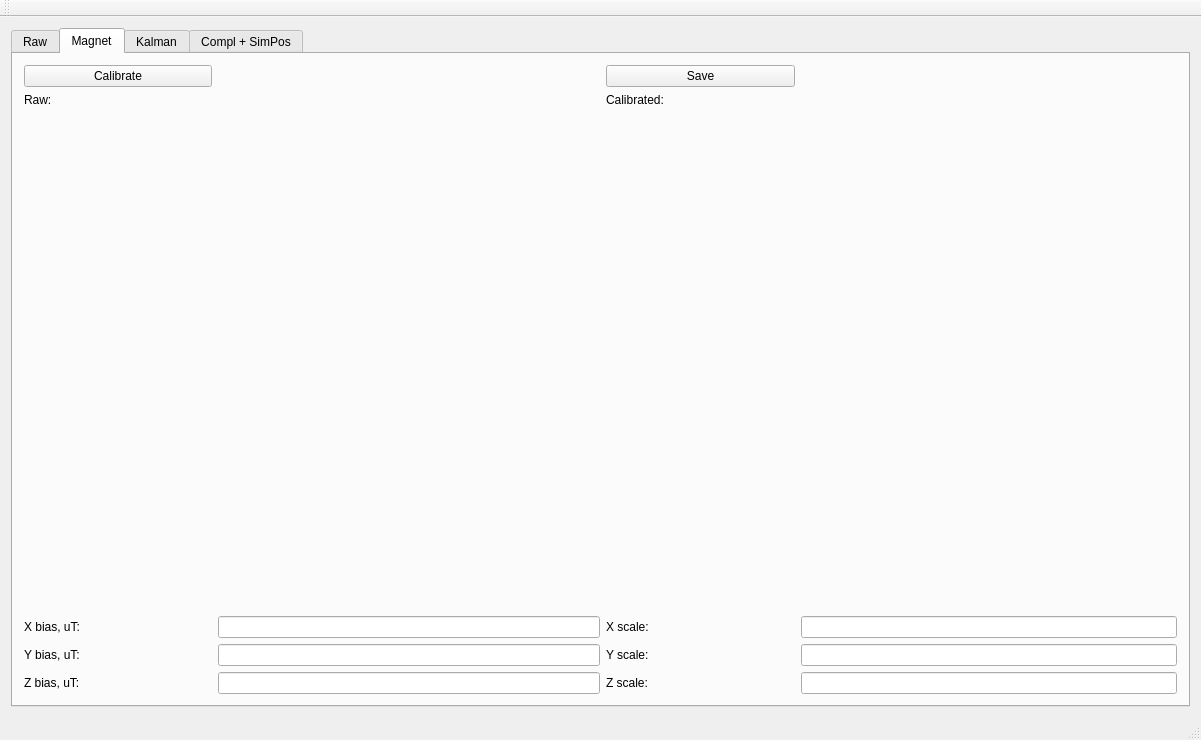
Above: ins_board_pc/mainwindow.ui from quantum-pie/ins-board-pc before the change. Below: the same form after it.
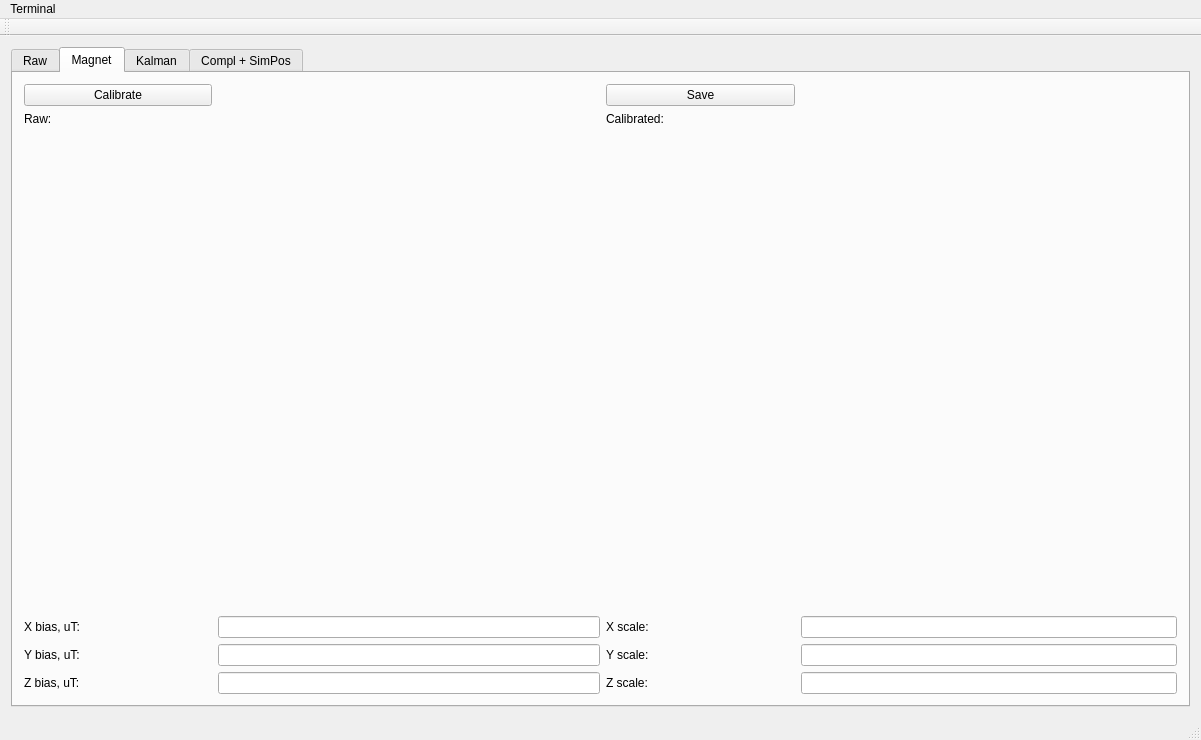
That is the form after the change. Custom widgets are drawn as their Qt base class.

Commit message: Added current GPS timestamp to main window status bar

```diff
--- a/ins_board_pc/mainwindow.ui
+++ b/ins_board_pc/mainwindow.ui
@@ -867,6 +867,13 @@
      <height>20</height>
     </rect>
    </property>
+   <widget class="QMenu" name="menuTermina">
+    <property name="title">
+     <string>Terminal</string>
+    </property>
+    <addaction name="actionRun"/>
+   </widget>
+   <addaction name="menuTermina"/>
   </widget>
   <widget class="QToolBar" name="mainToolBar">
    <attribute name="toolBarArea">
```
Left out of the diff: 5 changed lines with no effect on the pictures. The commit also changes 2 other files.
